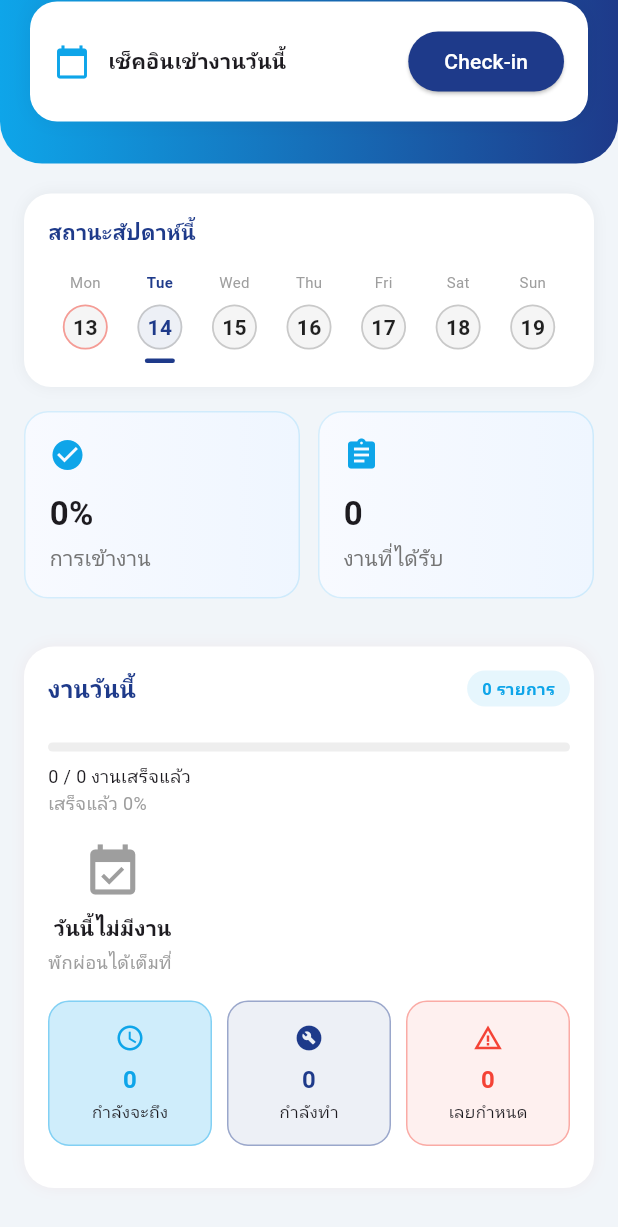
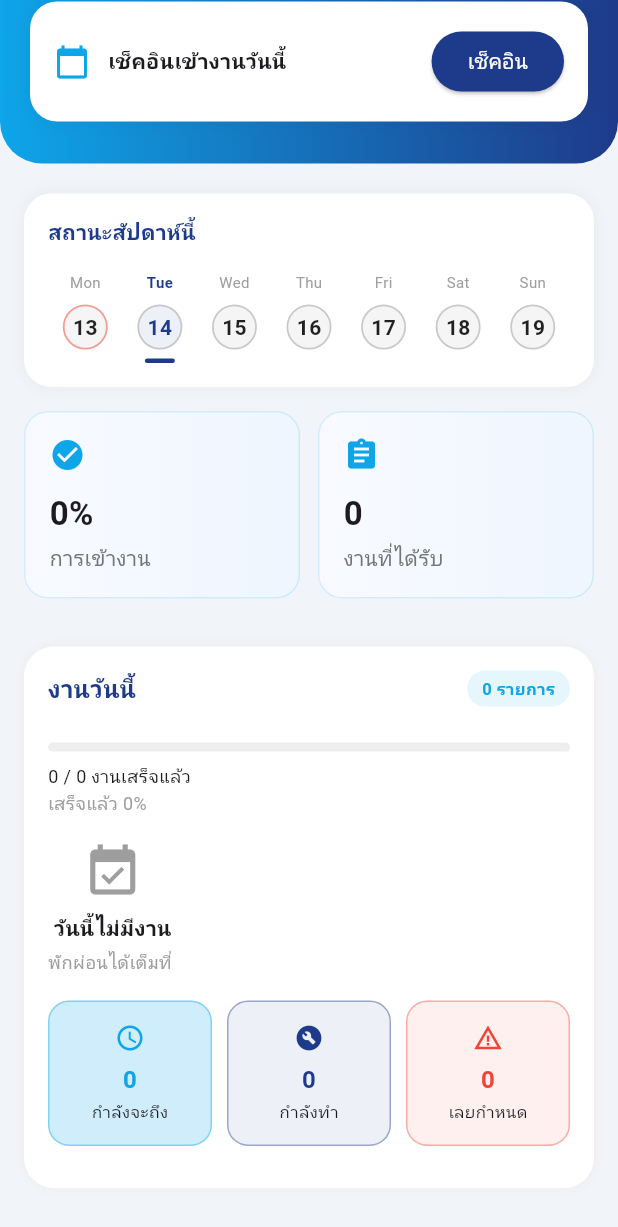
Before and after one commit to daisenkohero-spec/DaisenkoheroserviceV1, a Flutter app: the HomeScreen screen opened directly, scrolled down 117 dp, on a phone screen of 412 x 824 dp. Shown: the top 1227 px of the screen. Run offline on Flutter 3.47's test engine with Material 3 defaults, Android fonts, the phone set to English and light mode, and no system bars; our stand-ins replace cloud_firestore, firebase_auth, firebase_core, firebase_messaging, firebase_storage, flutter_local_notifications and 7 more; accounts and stored records are empty.

Commit message:
Translate remaining Check-in button to Thai

```diff
--- a/lib/screens/home_screen.dart
+++ b/lib/screens/home_screen.dart
@@ -421,7 +421,7 @@ class _HomeScreenState extends State<HomeScreen> {
                             backgroundColor: primaryColor,
                           ),
                           child: const Text(
-                            "Check‑in",
+                            "เช็คอิน",
                             style: TextStyle(color: Colors.white),
                           ),
                         ),
```
